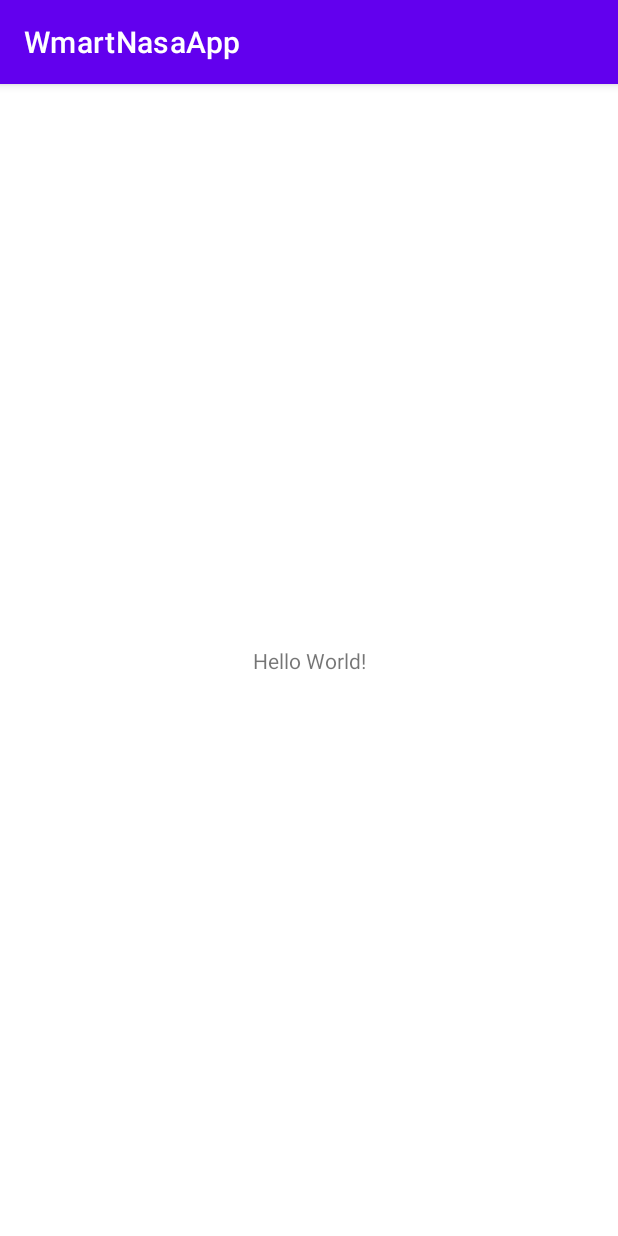
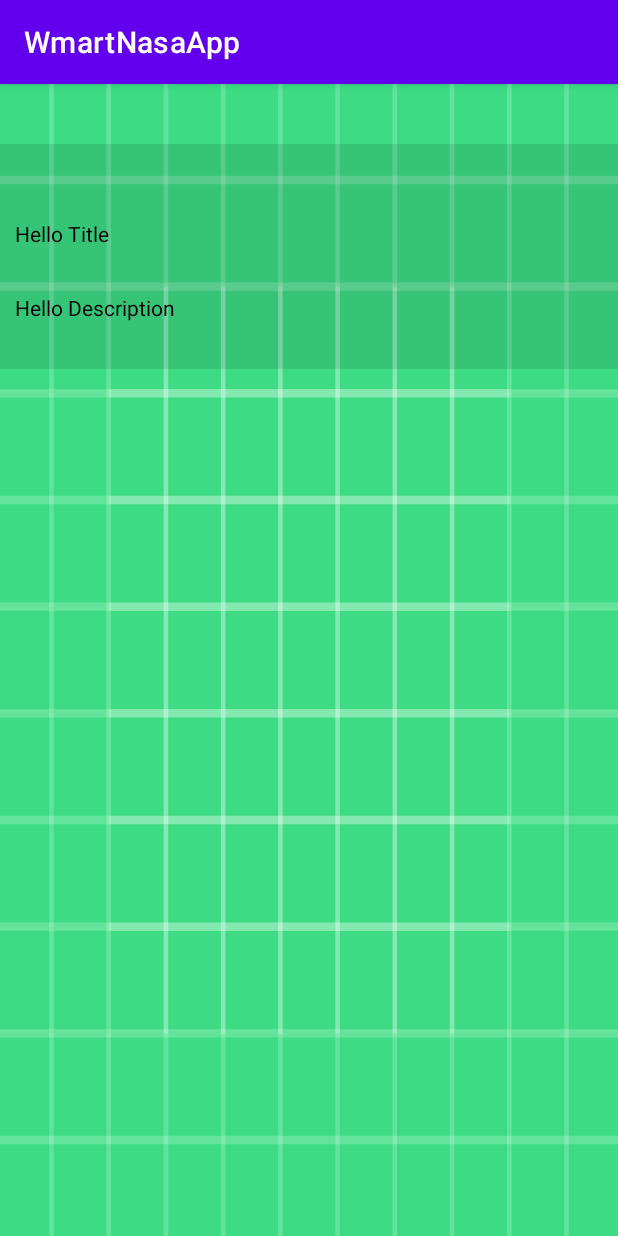
Before and after one commit to aggarwalmukesh/NasaAstronomy, an Android app: the screen it shows after launch (MainActivity), on a phone screen of 412 x 824 dp. Run offline under Robolectric (Android 15) with nearby library versions, the phone set to English and light mode, and no system bars.

Commit message:
UI layout file, Remote and Local source files created

```diff
--- /dev/null
+++ b/app/src/main/java/com/nasa/wmart/data/source/NasaApiDataSource.kt
@@ -0,0 +1,6 @@
+package com.nasa.wmart.data.source
+
+interface NasaApiDataSource {
+
+    fun fetchNasaApodData()
+}
--- /dev/null
+++ b/app/src/main/java/com/nasa/wmart/data/source/local/NasaApiLocalDataSource.kt
@@ -0,0 +1,10 @@
+package com.nasa.wmart.data.source.local
+
+import com.nasa.wmart.data.source.NasaApiDataSource
+
+class NasaApiLocalDataSource: NasaApiDataSource {
+
+    override fun fetchNasaApodData() {
+
+    }
+}
--- /dev/null
+++ b/app/src/main/java/com/nasa/wmart/data/source/remote/NasaApiRemoteDataSource.kt
@@ -0,0 +1,10 @@
+package com.nasa.wmart.data.source.remote
+
+import com.nasa.wmart.data.source.NasaApiDataSource
+
+class NasaApiRemoteDataSource: NasaApiDataSource {
+
+    override fun fetchNasaApodData() {
+
+    }
+}
--- a/app/src/main/res/layout/activity_main.xml
+++ b/app/src/main/res/layout/activity_main.xml
@@ -6,13 +6,53 @@
     android:layout_height="match_parent"
     tools:context=".MainActivity">
 
-    <TextView
-        android:layout_width="wrap_content"
-        android:layout_height="wrap_content"
-        android:text="Hello World!"
+    <androidx.appcompat.widget.AppCompatImageView
+        android:id="@+id/imageview"
+        android:layout_width="match_parent"
+        android:layout_height="match_parent"
+        android:background="@drawable/ic_launcher_background"
         app:layout_constraintBottom_toBottomOf="parent"
         app:layout_constraintLeft_toLeftOf="parent"
         app:layout_constraintRight_toRightOf="parent"
         app:layout_constraintTop_toTopOf="parent" />
 
+    <androidx.constraintlayout.widget.ConstraintLayout
+        android:layout_width="match_parent"
+        android:layout_height="wrap_content"
+        android:layout_marginTop="@dimen/space_label_on_image"
+        app:layout_constraintEnd_toEndOf="parent"
+        app:layout_constraintStart_toStartOf="parent"
+        app:layout_constraintTop_toTopOf="parent">
+
+        <FrameLayout
+            android:layout_width="match_parent"
+            android:layout_height="150dp"
+            android:alpha="0.1"
+            android:background="@android:color/black"
+            app:layout_constraintEnd_toEndOf="parent"
+            app:layout_constraintStart_toStartOf="parent"
+            app:layout_constraintTop_toTopOf="parent" />
+
+        <androidx.appcompat.widget.AppCompatTextView
+            android:id="@+id/txt_title"
+            android:layout_width="match_parent"
+            android:layout_height="wrap_content"
+            android:layout_marginTop="@dimen/space_label_on_image"
+            android:padding="@dimen/margin_text"
+            android:text="Hello Title"
+            android:textColor="@color/black"
+            app:layout_constraintTop_toTopOf="parent" />
+
+        <androidx.appcompat.widget.AppCompatTextView
+            android:id="@+id/txt_description"
+            android:layout_width="match_parent"
+            android:layout_height="wrap_content"
+            android:layout_marginTop="@dimen/margin_text"
+            android:padding="@dimen/margin_text"
+            android:text="Hello Description"
+            android:textColor="@color/black"
+            app:layout_constraintTop_toBottomOf="@id/txt_title" />
+
+    </androidx.constraintlayout.widget.ConstraintLayout>
+
 </androidx.constraintlayout.widget.ConstraintLayout>
--- /dev/null
+++ b/app/src/main/res/values/dimens.xml
@@ -0,0 +1,5 @@
+<?xml version="1.0" encoding="utf-8"?>
+<resources>
+    <dimen name="space_label_on_image">40dp</dimen>
+    <dimen name="margin_text">10dp</dimen>
+</resources>
--- a/app/src/main/res/values/strings.xml
+++ b/app/src/main/res/values/strings.xml
@@ -1,3 +1,4 @@
 <resources>
     <string name="app_name">WmartNasaApp</string>
+    <string name="NASA_API_KEY">vT99zqMDFSxLT8UebC4FUMcvLpGWOWLek3Ix8xAA</string>
 </resources>
```
